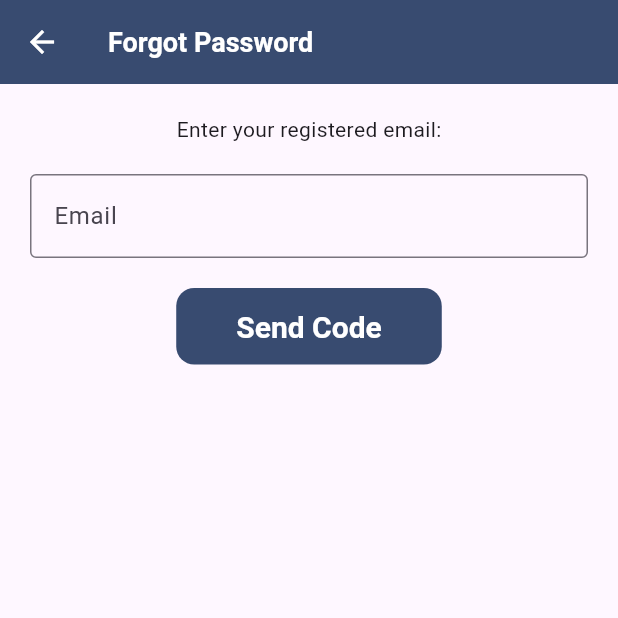
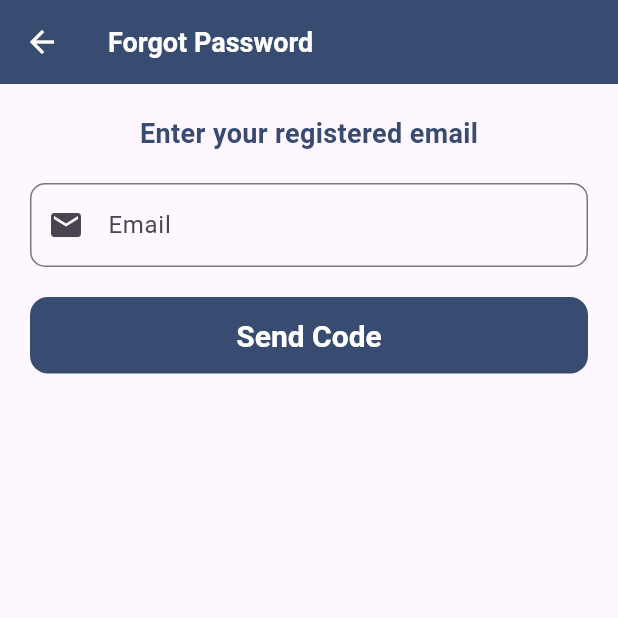
Before and after one commit to gxtanvir/issue_log, a Flutter app: the ForgotPasswordScreen screen opened directly, on a phone screen of 412 x 824 dp, the top half of it. Run offline on Flutter 3.47's test engine with Material 3 defaults, Android fonts, the phone set to English and light mode, and no system bars; our stand-ins replace animated_custom_dropdown, google_fonts, shared_preferences; accounts and stored records are empty.

Commit message:
Improve Layout

```diff
--- a/lib/screens/auth/forgot_password_screen.dart
+++ b/lib/screens/auth/forgot_password_screen.dart
@@ -31,9 +31,9 @@ class _ForgotPasswordScreenState extends State<ForgotPasswordScreen> {
         MaterialPageRoute(builder: (_) => VerifyCodeScreen(email: _email)),
       );
     } else {
-      ScaffoldMessenger.of(context).showSnackBar(
-        const SnackBar(content: Text("Failed to send code")),
-      );
+      ScaffoldMessenger.of(
+        context,
+      ).showSnackBar(const SnackBar(content: Text("Failed to send code")));
     }
   }
 
@@ -41,21 +41,42 @@ class _ForgotPasswordScreenState extends State<ForgotPasswordScreen> {
   Widget build(BuildContext context) {
     return Scaffold(
       appBar: AppBar(title: const Text("Forgot Password")),
-      body: Padding(
+      body: LayoutBuilder(
+        builder: (context, constrains) {
+          final isWidth = constrains.maxWidth >= 600;
+          final maxwidth = isWidth ? 500.0 : double.infinity;
+
+          return Center(
+            child: Padding(
               padding: const EdgeInsets.all(20),
+              child: ConstrainedBox(
+                constraints: BoxConstraints(maxWidth: maxwidth),
                 child: Column(
                   children: [
-            const Text("Enter your registered email:"),
+                    const Text(
+                      'Enter your registered email',
+                      style: TextStyle(
+                        color: Color.fromARGB(255, 56, 75, 112),
+                        fontSize: 18,
+                        fontWeight: FontWeight.bold,
+                      ),
+                    ),
                     const SizedBox(height: 20),
                     Form(
                       key: _formKey,
                       child: TextFormField(
-                decoration: const InputDecoration(
-                  border: OutlineInputBorder(),
+                        decoration: InputDecoration(
+                          border: OutlineInputBorder(
+                            borderRadius: BorderRadius.circular(10),
+                          ),
+                          prefixIcon: Icon(Icons.email),
                           labelText: "Email",
                         ),
-                validator: (val) =>
-                    val != null && val.contains("@") ? null : "Invalid email",
+                        validator:
+                            (val) =>
+                                val != null && val.contains("@")
+                                    ? null
+                                    : "Invalid email",
                         onSaved: (val) => _email = val!,
                       ),
                     ),
@@ -63,9 +84,18 @@ class _ForgotPasswordScreenState extends State<ForgotPasswordScreen> {
                     _loading
                         ? const CircularProgressIndicator()
                         : ElevatedButton(
-                    onPressed: _submit, child: const Text("Send Code")),
+                          style: ElevatedButton.styleFrom(
+                            minimumSize: const Size.fromHeight(50),
+                          ),
+                          onPressed: _submit,
+                          child: const Text("Send Code"),
+                        ),
                   ],
                 ),
+              ),
+            ),
+          );
+        },
       ),
     );
   }
```
Also changed, not shown: lib/screens/auth/reset_password_screen.dart (+33 -10 lines), lib/screens/auth/verify_code_screen.dart (+39 -10 lines). Lines whose indentation alone changed are shown as unchanged.
